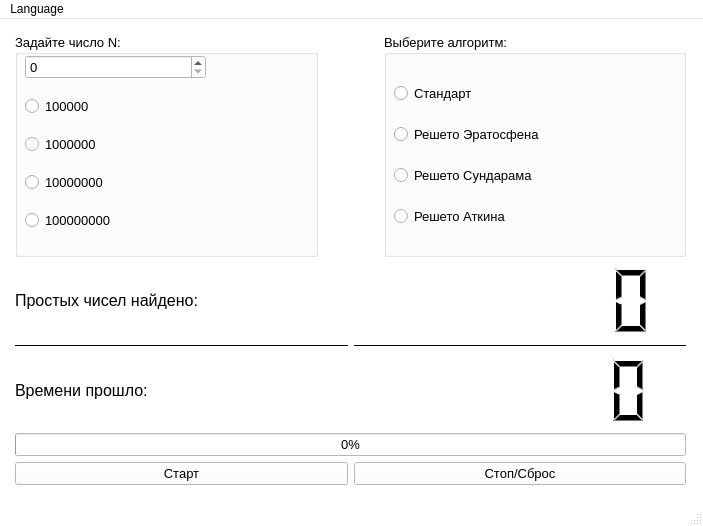
Old version of the form Qt_prime_numbers/mainwindow.ui in the repository vaedermakar255/Qt_prime_numbers_search.
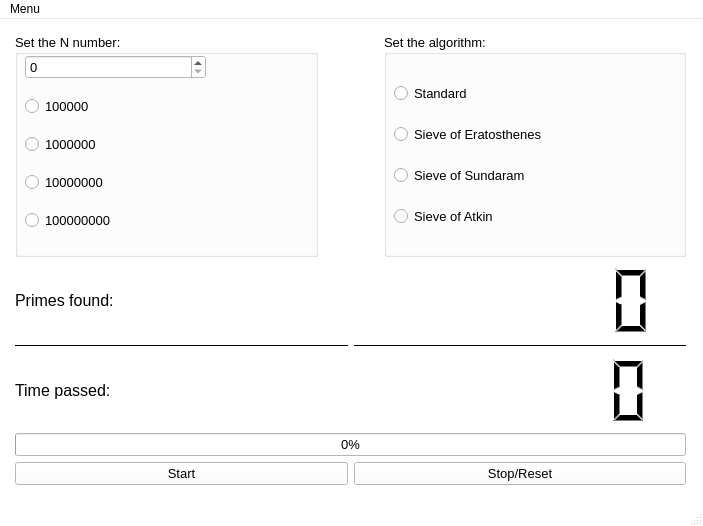
New version of the form.

```diff
--- a/Qt_prime_numbers/mainwindow.ui
+++ b/Qt_prime_numbers/mainwindow.ui
@@ -505,7 +505,7 @@
             </font>
            </property>
            <property name="title">
-            <string>Задайте число N:</string>
+            <string>Set the N number:</string>
            </property>
            <widget class="QWidget" name="verticalLayoutWidget">
             <property name="geometry">
@@ -676,14 +676,14 @@
           </font>
          </property>
          <property name="title">
-          <string>Выберите алгоритм:</string>
+          <string>Set the algorithm:</string>
          </property>
-         <widget class="QWidget" name="">
+         <widget class="QWidget" name="layoutWidget">
           <property name="geometry">
            <rect>
             <x>10</x>
             <y>10</y>
-            <width>181</width>
+            <width>192</width>
             <height>201</height>
            </rect>
           </property>
@@ -707,28 +707,28 @@
            <item>
             <widget class="QRadioButton" name="originRadioButton">
              <property name="text">
-              <string>Стандарт</string>
+              <string>Standard</string>
              </property>
             </widget>
            </item>
            <item>
             <widget class="QRadioButton" name="sieveOfEratosthenesRadioButton">
              <property name="text">
-              <string>Решето Эратосфена</string>
+              <string>Sieve of Eratosthenes</string>
              </property>
             </widget>
            </item>
            <item>
             <widget class="QRadioButton" name="sieveOfSundaramRadioButton">
              <property name="text">
-              <string>Решето Сундарама</string>
+              <string>Sieve of Sundaram</string>
              </property>
             </widget>
            </item>
            <item>
             <widget class="QRadioButton" name="sieveOfAtkinRadioButton">
              <property name="text">
-              <string>Решето Аткина</string>
+              <string>Sieve of Atkin</string>
              </property>
             </widget>
            </item>
@@ -780,7 +780,7 @@
             <enum>Qt::DefaultContextMenu</enum>
            </property>
            <property name="text">
-            <string>Стоп/Сброс</string>
+            <string>Stop/Reset</string>
            </property>
           </widget>
          </item>
@@ -819,7 +819,7 @@
             </font>
            </property>
            <property name="text">
-            <string>Старт</string>
+            <string>Start</string>
            </property>
           </widget>
          </item>
@@ -831,7 +831,7 @@
             </font>
            </property>
            <property name="text">
-            <string>Времени прошло:</string>
+            <string>Time passed:</string>
            </property>
           </widget>
          </item>
@@ -843,7 +843,7 @@
             </font>
            </property>
            <property name="text">
-            <string>Простых чисел найдено:</string>
+            <string>Primes found:</string>
            </property>
           </widget>
          </item>
@@ -912,18 +912,18 @@
      <x>0</x>
      <y>0</y>
      <width>703</width>
-     <height>21</height>
+     <height>20</height>
     </rect>
    </property>
-   <widget class="QMenu" name="menuLanguage">
+   <widget class="QMenu" name="mainMenu">
     <property name="title">
-     <string>Language</string>
+     <string>Menu</string>
     </property>
     <addaction name="separator"/>
     <addaction name="actionEnglish"/>
     <addaction name="action_2"/>
    </widget>
-   <addaction name="menuLanguage"/>
+   <addaction name="mainMenu"/>
   </widget>
   <action name="actionEnglish">
    <property name="text">
```
Left out of the diff: 54 changed lines with no effect on the pictures.
